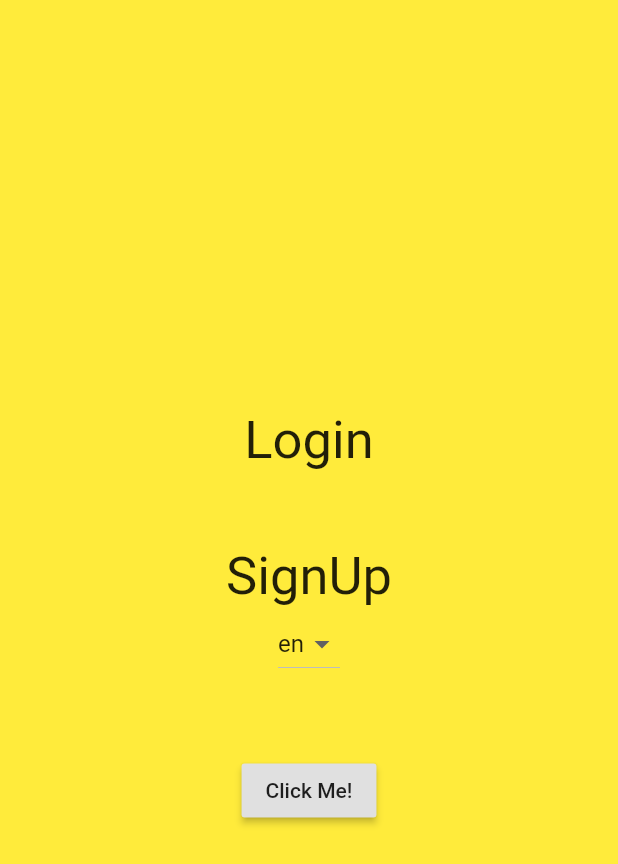
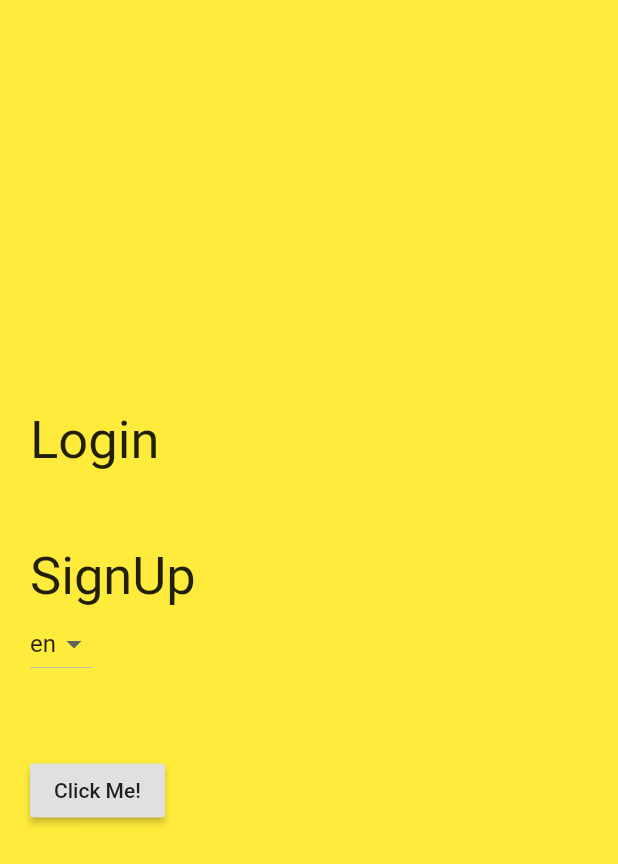
Before and after one commit to karimkahraba0/getx_for_learn, a Flutter app: the screen it shows after launch, on a phone screen of 412 x 824 dp. Shown: the top 864 px of the screen. Run offline on Flutter 3.47's test engine with Material 2 defaults, Android fonts, the phone set to English and light mode, and no system bars; our stand-ins replace get.

Commit message:
formatting directionality of ui

```diff
--- a/lib/views/first_screen.dart
+++ b/lib/views/first_screen.dart
@@ -14,8 +14,13 @@ class _FirstScreenState extends State<FirstScreen> {
   Widget build(BuildContext context) {
     return Scaffold(
       backgroundColor: Colors.yellow,
-      body: Center(
+      body: Container(
+        width: MediaQuery.of(context).size.width,
+        padding: EdgeInsets.all(20.0),
+        child: Directionality(
+          textDirection: _selectedLang == 'en' ? TextDirection.ltr : TextDirection.rtl,
           child: Column(
+            crossAxisAlignment: CrossAxisAlignment.start,
             mainAxisAlignment: MainAxisAlignment.center,
             children: [
               Text(
@@ -62,6 +67,7 @@ class _FirstScreenState extends State<FirstScreen> {
             ],
           ),
         ),
+      ),
     );
   }
 }
```
Lines whose indentation alone changed are shown as unchanged.
